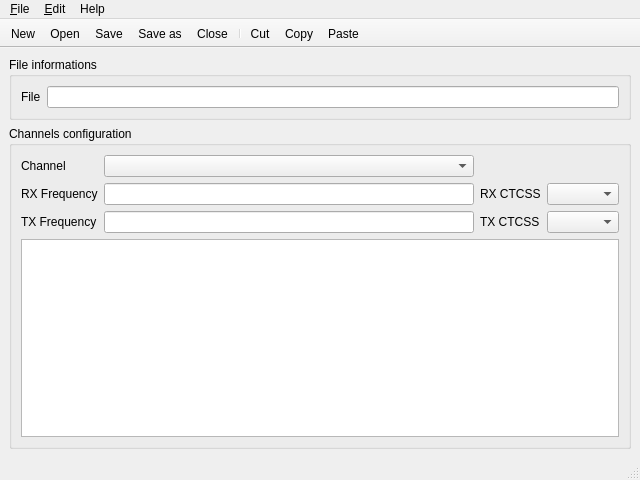
This is src/windows/mainwindow.ui in sardylan/qfm1000 as Qt 5 draws it before an edit. The edited form follows.
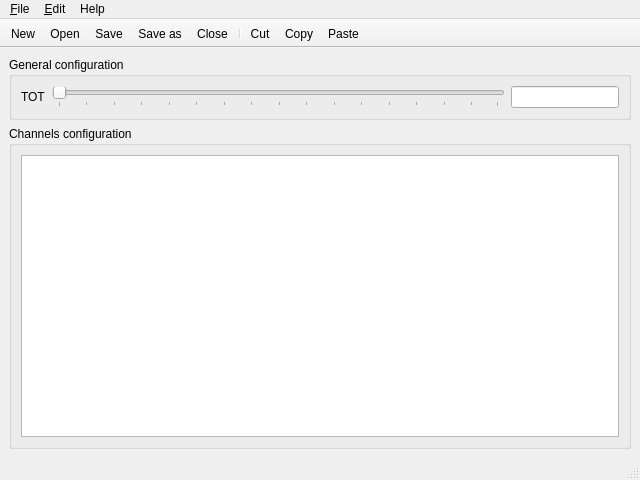
This is the edited form. Icons and pictures are not drawn.

Commit message: UI improvement and TOT feature

Patch:
```diff
--- a/src/windows/mainwindow.ui
+++ b/src/windows/mainwindow.ui
@@ -18,18 +18,34 @@
     <item>
      <widget class="QGroupBox" name="fileInfoGroupBox">
       <property name="title">
-       <string>File informations</string>
+       <string>General configuration</string>
       </property>
-      <layout class="QGridLayout" name="gridLayout">
+      <layout class="QGridLayout" name="gridLayout" columnstretch="0,1,0">
+       <item row="0" column="1">
+        <widget class="QSlider" name="totSlider">
+         <property name="maximum">
+          <number>255</number>
+         </property>
+         <property name="orientation">
+          <enum>Qt::Horizontal</enum>
+         </property>
+         <property name="tickPosition">
+          <enum>QSlider::TicksBelow</enum>
+         </property>
+         <property name="tickInterval">
+          <number>16</number>
+         </property>
+        </widget>
+       </item>
        <item row="0" column="0">
         <widget class="QLabel" name="fileNameLabel">
          <property name="text">
-          <string>File</string>
+          <string>TOT</string>
          </property>
         </widget>
        </item>
-       <item row="0" column="1">
-        <widget class="QLineEdit" name="fileNameText">
+       <item row="0" column="2">
+        <widget class="QLineEdit" name="totText">
          <property name="readOnly">
           <bool>true</bool>
          </property>
@@ -43,60 +59,10 @@
       <property name="title">
        <string>Channels configuration</string>
       </property>
-      <layout class="QGridLayout" name="gridLayout_2" rowstretch="0,0,0,1" columnstretch="0,1,0,0">
-       <item row="2" column="3">
-        <widget class="QComboBox" name="txFreqCombo"/>
-       </item>
-       <item row="1" column="3">
-        <widget class="QComboBox" name="rxCtcssCombo"/>
-       </item>
+      <layout class="QGridLayout" name="gridLayout_2">
        <item row="0" column="0">
-        <widget class="QLabel" name="channelLabel">
-         <property name="text">
-          <string>Channel</string>
-         </property>
-        </widget>
-       </item>
-       <item row="1" column="1">
-        <widget class="QLineEdit" name="rxFreqText"/>
-       </item>
-       <item row="1" column="0">
-        <widget class="QLabel" name="rxFreqLabel">
-         <property name="text">
-          <string>RX Frequency</string>
-         </property>
-        </widget>
-       </item>
-       <item row="1" column="2">
-        <widget class="QLabel" name="rxCtcssLabel">
-         <property name="text">
-          <string>RX CTCSS</string>
-         </property>
-        </widget>
-       </item>
-       <item row="2" column="1">
-        <widget class="QLineEdit" name="txFreqText"/>
-       </item>
-       <item row="2" column="0">
-        <widget class="QLabel" name="txFreqLabel">
-         <property name="text">
-          <string>TX Frequency</string>
-         </property>
-        </widget>
-       </item>
-       <item row="3" column="0" colspan="4">
         <widget class="QTableView" name="tableView"/>
        </item>
-       <item row="0" column="1">
-        <widget class="QComboBox" name="channelComboBox"/>
-       </item>
-       <item row="2" column="2">
-        <widget class="QLabel" name="txCtcssLabel">
-         <property name="text">
-          <string>TX CTCSS</string>
-         </property>
-        </widget>
-       </item>
       </layout>
      </widget>
     </item>
```
Left out of the diff: 4 changed lines with no effect on the pictures. The commit also changes 6 other files.
